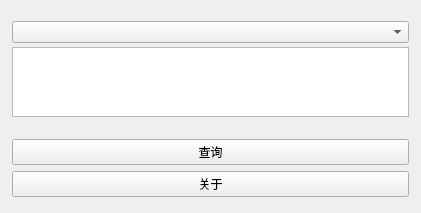
Qt form mainwindow.ui (penguin806/HunnuStuInfoLookupTool) before a commit.
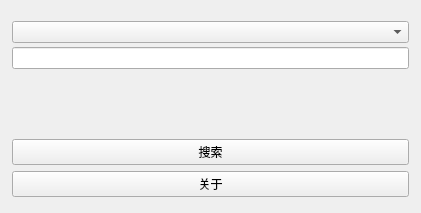
The same form after that commit.

Patch:
```diff
--- a/mainwindow.ui
+++ b/mainwindow.ui
@@ -24,50 +24,7 @@
     <property name="bottomMargin">
      <number>6</number>
     </property>
-    <item row="2" column="0">
-     <layout class="QVBoxLayout" name="verticalLayout_2" stretch="1,1">
-      <property name="sizeConstraint">
-       <enum>QLayout::SetDefaultConstraint</enum>
-      </property>
-      <property name="bottomMargin">
-       <number>10</number>
-      </property>
-      <item>
-       <widget class="QPushButton" name="pushButton">
-        <property name="text">
-         <string>查询</string>
-        </property>
-       </widget>
-      </item>
-      <item>
-       <widget class="QPushButton" name="pushButton_2">
-        <property name="text">
-         <string>关于</string>
-        </property>
-       </widget>
-      </item>
-     </layout>
-    </item>
-    <item row="0" column="0">
-     <layout class="QVBoxLayout" name="verticalLayout" stretch="1,1">
-      <property name="spacing">
-       <number>4</number>
-      </property>
-      <property name="sizeConstraint">
-       <enum>QLayout::SetDefaultConstraint</enum>
-      </property>
-      <property name="topMargin">
-       <number>10</number>
-      </property>
-      <item>
-       <widget class="QComboBox" name="comboBox"/>
-      </item>
-      <item>
-       <widget class="QPlainTextEdit" name="plainTextEdit"/>
-      </item>
-     </layout>
-    </item>
-    <item row="1" column="0">
+    <item row="3" column="0">
      <spacer name="verticalSpacer">
       <property name="orientation">
        <enum>Qt::Vertical</enum>
@@ -80,6 +37,49 @@
       </property>
      </spacer>
     </item>
+    <item row="0" column="0">
+     <layout class="QVBoxLayout" name="verticalLayout" stretch="1,0">
+      <property name="spacing">
+       <number>4</number>
+      </property>
+      <property name="sizeConstraint">
+       <enum>QLayout::SetDefaultConstraint</enum>
+      </property>
+      <property name="topMargin">
+       <number>10</number>
+      </property>
+      <item>
+       <widget class="QComboBox" name="comboBox"/>
+      </item>
+      <item>
+       <widget class="QLineEdit" name="lineEdit"/>
+      </item>
+     </layout>
+    </item>
+    <item row="4" column="0">
+     <layout class="QVBoxLayout" name="verticalLayout_2" stretch="1,1">
+      <property name="sizeConstraint">
+       <enum>QLayout::SetDefaultConstraint</enum>
+      </property>
+      <property name="bottomMargin">
+       <number>10</number>
+      </property>
+      <item>
+       <widget class="QPushButton" name="pushButton">
+        <property name="text">
+         <string>搜索</string>
+        </property>
+       </widget>
+      </item>
+      <item>
+       <widget class="QPushButton" name="pushButton_2">
+        <property name="text">
+         <string>关于</string>
+        </property>
+       </widget>
+      </item>
+     </layout>
+    </item>
    </layout>
   </widget>
  </widget>
```
